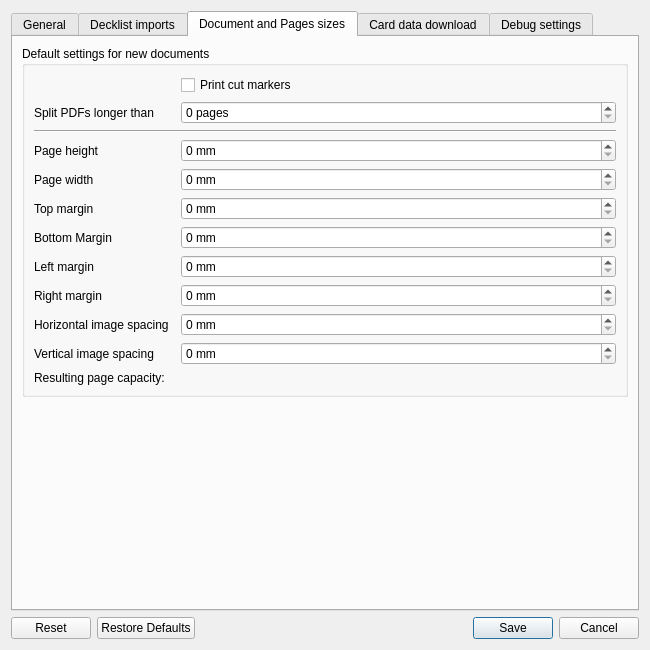
luziferius/MTGProxyPrinter, file mtg_proxy_printer/resources/ui/settings_window.ui: the form before one commit.
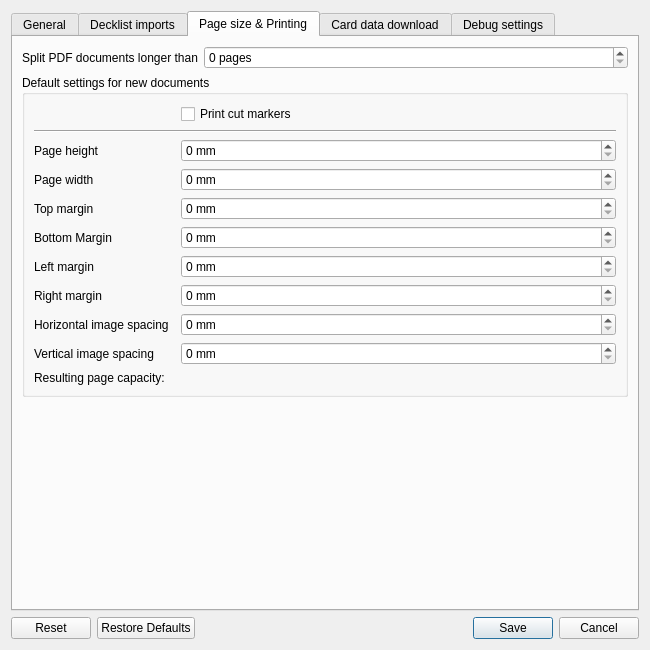
The form after the commit. The open tabs and pages were chosen to show the change. Icons and pictures are not drawn.

Commit message:
Relocated the PDF split option in the Settings window. Also added a few more tooltips.
FossilOrigin-Name: 3a67f09d7ec10ff957f00fc1a2ff2af3d8d8fce9098a0693d27a637beee307f7

```diff
--- a/mtg_proxy_printer/resources/ui/settings_window.ui
+++ b/mtg_proxy_printer/resources/ui/settings_window.ui
@@ -334,10 +334,42 @@
      </widget>
      <widget class="QWidget" name="tab_page_sizes">
       <attribute name="title">
-       <string>Document and Pages sizes</string>
+       <string>Page size &amp;&amp; Printing</string>
       </attribute>
-      <layout class="QVBoxLayout" name="verticalLayout_6">
-       <item>
+      <layout class="QGridLayout" name="gridLayout_7">
+       <item row="0" column="1">
+        <widget class="QSpinBox" name="pdf_page_count_limit">
+         <property name="sizePolicy">
+          <sizepolicy hsizetype="Expanding" vsizetype="Fixed">
+           <horstretch>0</horstretch>
+           <verstretch>0</verstretch>
+          </sizepolicy>
+         </property>
+         <property name="toolTip">
+          <string>&lt;html&gt;&lt;head/&gt;&lt;body&gt;&lt;p&gt;Automatically split PDF documents, if they get longer than this many pages. Set to zero to disable splitting.&lt;/p&gt;&lt;p&gt;&lt;br/&gt;&lt;/p&gt;&lt;p&gt;When printing PDFs using a USB flash drive directly connected to the printer, the printer may refuse to print documents exceeding some arbitrary size limit.&lt;/p&gt;&lt;p&gt;To work around this limitation, you can enable this option and limit the number of pages per PDF. If the document has more pages, it will be exported into multiple PDF documents automatically.&lt;/p&gt;&lt;/body&gt;&lt;/html&gt;</string>
+         </property>
+         <property name="suffix">
+          <string> pages</string>
+         </property>
+         <property name="maximum">
+          <number>2000000000</number>
+         </property>
+        </widget>
+       </item>
+       <item row="0" column="0">
+        <widget class="QLabel" name="pdf_page_count_limit_label">
+         <property name="toolTip">
+          <string>&lt;html&gt;&lt;head/&gt;&lt;body&gt;&lt;p&gt;Automatically split PDF documents, if they get longer than this many pages. Set to zero to disable splitting.&lt;/p&gt;&lt;p&gt;&lt;br/&gt;&lt;/p&gt;&lt;p&gt;When printing PDFs using a USB flash drive directly connected to the printer, the printer may refuse to print documents exceeding some arbitrary size limit.&lt;/p&gt;&lt;p&gt;To work around this limitation, you can enable this option and limit the number of pages per PDF. If the document has more pages, it will be exported into multiple PDF documents automatically.&lt;/p&gt;&lt;/body&gt;&lt;/html&gt;</string>
+         </property>
+         <property name="text">
+          <string>Split PDF documents longer than</string>
+         </property>
+         <property name="buddy">
+          <cstring>pdf_page_count_limit</cstring>
+         </property>
+        </widget>
+       </item>
+       <item row="2" column="0" colspan="2">
         <widget class="QGroupBox" name="page_configuration_group_box">
          <property name="title">
           <string>Default settings for new documents</string>
@@ -476,16 +508,6 @@
             </property>
            </widget>
           </item>
-          <item row="5" column="1">
-           <widget class="QLabel" name="pdf_page_count_limit_label">
-            <property name="text">
-             <string>Split PDFs longer than</string>
-            </property>
-            <property name="buddy">
-             <cstring>pdf_page_count_limit</cstring>
-            </property>
-           </widget>
-          </item>
           <item row="14" column="3">
            <widget class="QSpinBox" name="page_margin_left">
             <property name="sizePolicy">
@@ -573,19 +595,6 @@
             </property>
            </widget>
           </item>
-          <item row="5" column="3">
-           <widget class="QSpinBox" name="pdf_page_count_limit">
-            <property name="toolTip">
-             <string>&lt;html&gt;&lt;head/&gt;&lt;body&gt;&lt;p&gt;Automatically split PDF documents, if they get longer than this many pages. Set to zero to disable splitting.&lt;/p&gt;&lt;p&gt;&lt;br/&gt;&lt;/p&gt;&lt;p&gt;When printing PDFs using a USB flash drive directly connected to the printer, the printer may refuse to print documents exceeding some arbitrary size limit.&lt;/p&gt;&lt;p&gt;To work around this limitation, you can enable this option and limit the number of pages per PDF. If the document has more pages, it will be exported into multiple PDF documents automatically.&lt;/p&gt;&lt;/body&gt;&lt;/html&gt;</string>
-            </property>
-            <property name="suffix">
-             <string> pages</string>
-            </property>
-            <property name="maximum">
-             <number>2000000000</number>
-            </property>
-           </widget>
-          </item>
           <item row="0" column="3">
            <widget class="QCheckBox" name="print_cut_marker">
             <property name="toolTip">
@@ -632,7 +641,7 @@
          </layout>
         </widget>
        </item>
-       <item>
+       <item row="3" column="0" colspan="2">
         <spacer name="verticalSpacer_3">
          <property name="orientation">
           <enum>Qt::Vertical</enum>
```
Left out of the diff: 7 changed lines with no effect on the pictures.
